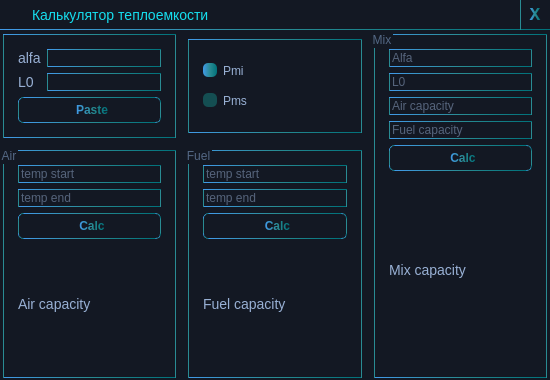
Above: 2modules/duringcalc.ui from Ismaxis/212QtMay before the change. Below: the same form after it.
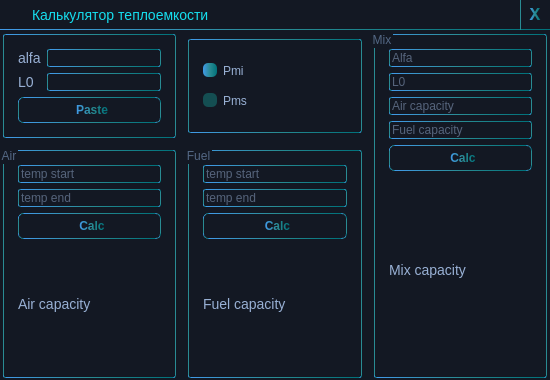
That is the form after the change.

Commit message: Border radius added

Patch:
```diff
--- a/2modules/duringcalc.ui
+++ b/2modules/duringcalc.ui
@@ -39,6 +39,7 @@
 	background: #131823;
 	border: 1px solid qlineargradient(spread:pad, x1:0, y1:1, x2:1, y2:1, stop:0 rgba(65, 154, 232, 255), stop:0.5 rgba(41, 139, 147, 255), stop:1 rgba(0, 113, 122, 255));
 	font-size: 12px;
+	border-radius: 2px;
 }
 
 QRadioButton{
@@ -61,6 +62,7 @@
 	margin: 3px;
 	padding: 5px;
 	color: #536784;
+	border-radius: 2px;
 }
 
 QPushButton{
```
The commit also changes 3 other files.
